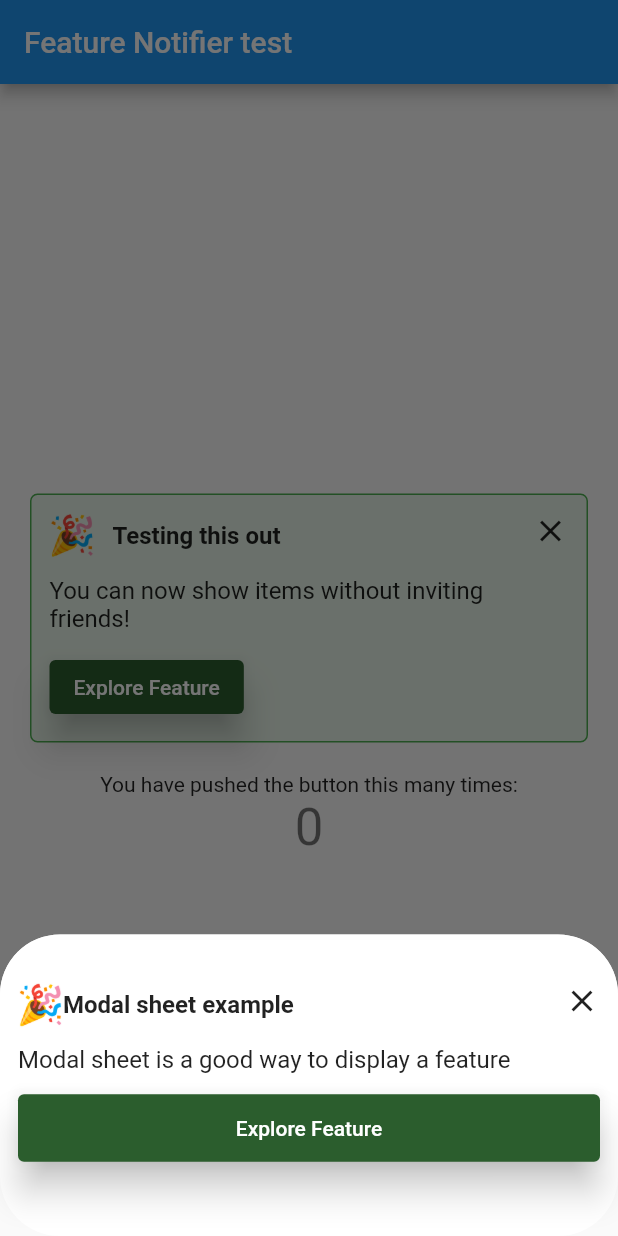
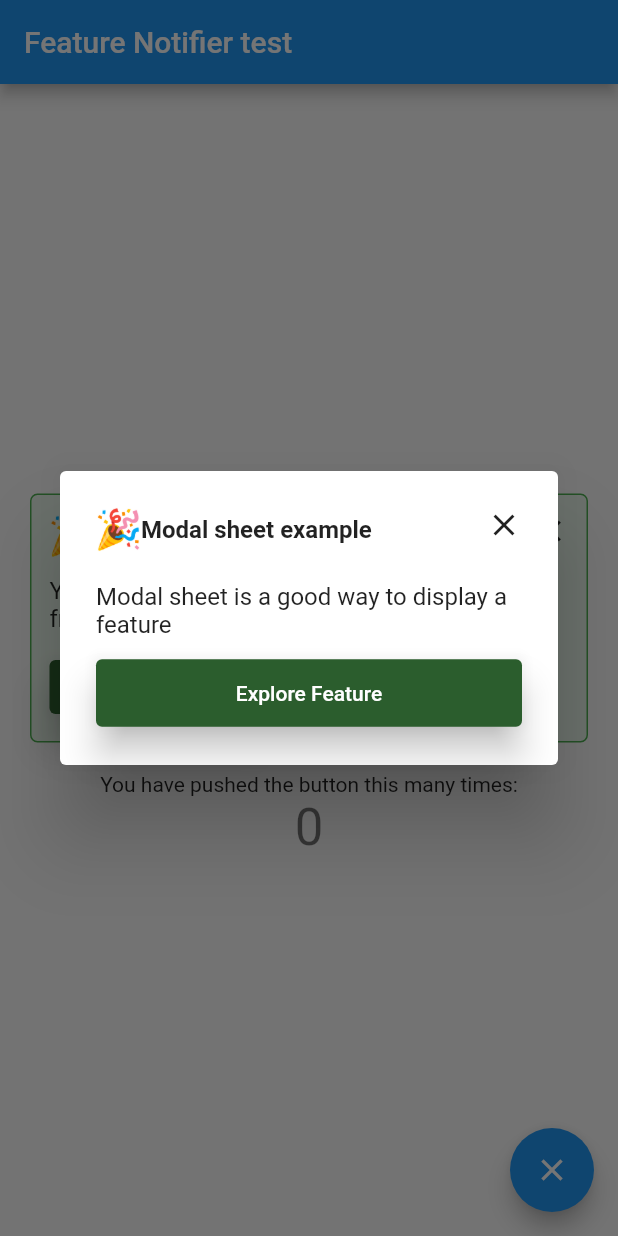
Before and after one commit to fiizzy/Feature-Notifier, a Flutter app: the screen it shows after launch, on a phone screen of 412 x 824 dp. Run offline on Flutter 3.47's test engine with Material 2 defaults, Android fonts, the phone set to English and light mode, and no system bars; our stand-ins replace get_storage.

```diff
--- a/lib/main.dart
+++ b/lib/main.dart
@@ -1,4 +1,5 @@
 import 'package:feature_notifier/feature_notifier.dart';
+import 'package:feature_notifier/widgets/alert_notifier/alert_notifier.dart';
 import 'package:feature_notifier/widgets/bottom_modal_sheet_notifier/bottom_modal_sheet_notifier.dart';
 import 'package:feature_notifier/widgets/card_notifier/card_notifier.dart';
 import 'package:flutter/material.dart';
@@ -41,7 +42,7 @@ class _MyHomePageState extends State<MyHomePage> {
     WidgetsBinding.instance.addPostFrameCallback((_) {
       // do something
       print("Build Completed");
-      FeatureBottomModalSheetNotifier.notify(
+      FeatureAlertNotifier.notify(
         context,
         title: "Modal sheet example",
         description: "Modal sheet is a good way to display a feature",
--- a/lib/widgets/alert_notifier/alert_notifier.dart
+++ b/lib/widgets/alert_notifier/alert_notifier.dart
@@ -8,7 +8,6 @@ class FeatureAlertNotifier {
     required int featureKey,
     required void Function() onClose,
     required String description,
-    required void Function() onTapCard,
     required String title,
     String? buttonText,
     Color? backgroundColor,
```
